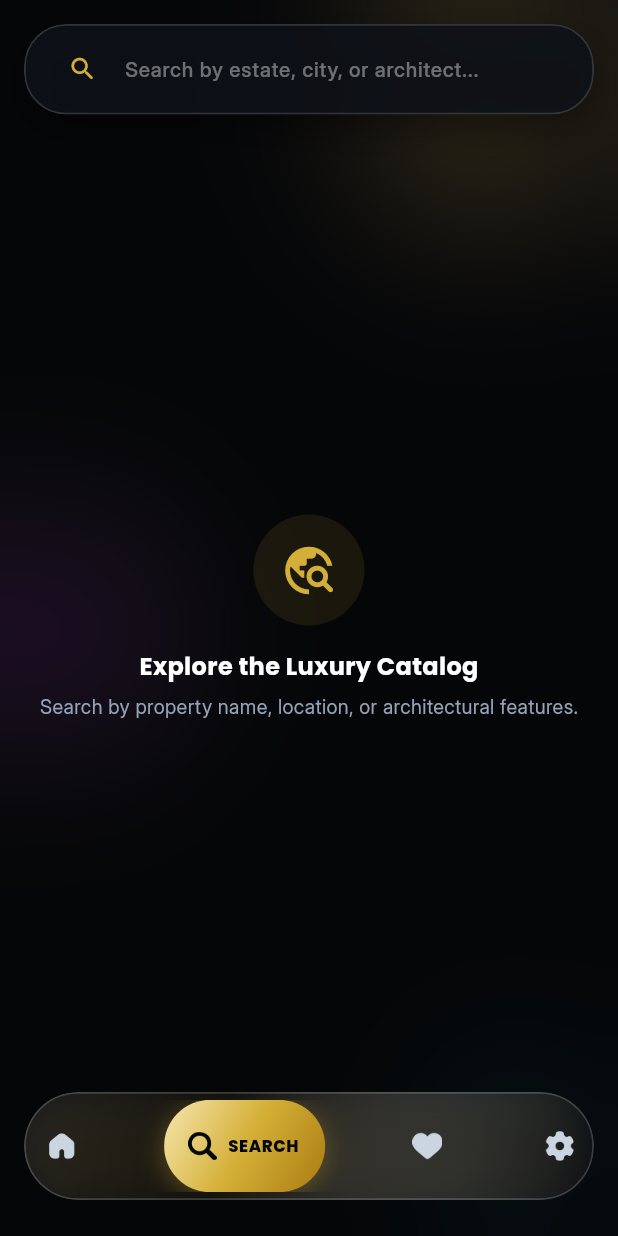
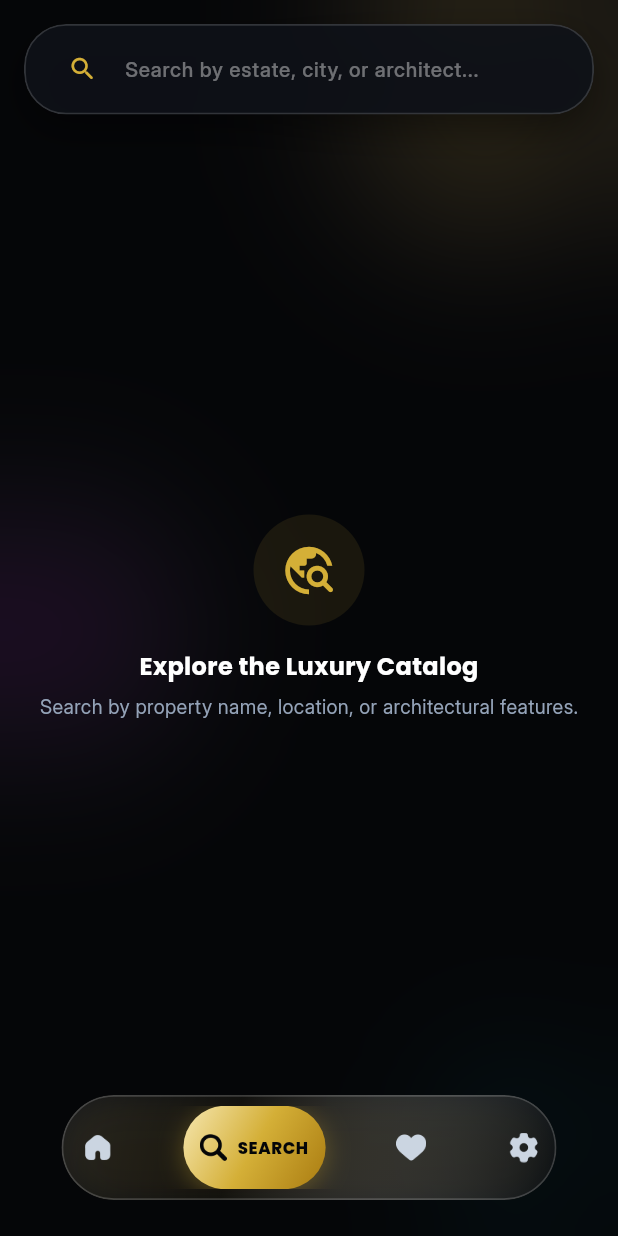
Before and after one commit to zactsm/vizare-android-app, a Flutter app: the HomeBuyerPage screen opened directly, swiped to page 2, on a phone screen of 412 x 824 dp. Run offline on Flutter 3.47's test engine with Material 3 defaults, Android fonts, the phone set to English and light mode, and no system bars; our stand-ins replace file_picker, flutter_dotenv, geocoding, google_fonts, google_maps_flutter, google_sign_in and 5 more; missing offline and left inert: dart:html, dart:js_interop, model_viewer_plus; accounts and stored records are empty; network calls fail.

Commit message:
style: update floating bottom navigation bar dimensions, layout constraints, and border radii

```diff
--- a/lib/pages/utils/floating_bottom_nav_bar.dart
+++ b/lib/pages/utils/floating_bottom_nav_bar.dart
@@ -124,41 +124,42 @@ class _FloatingBottomNavBarState extends State<FloatingBottomNavBar>
       'assets/images/white_settings_icon.png',
     ];
 
-    const double iconWidth = 19.0;
-    const double gapWidth = 7.0;
-    const double ovalPaddingH = 16.0;
+    const double iconWidth = 18.0;
+    const double gapWidth = 6.0;
+    const double ovalPaddingH = 11.0;
 
     final Map<int, double> textWidths = {};
     final Map<int, double> targetOvalWidths = {};
 
     for (int i = 0; i < labels.length; i++) {
-      final double tw = _getTextWidth(labels[i], labelStyle) + 2.0;
+      final double tw = _getTextWidth(labels[i], labelStyle) + 1.5;
       textWidths[i] = tw;
       targetOvalWidths[i] = iconWidth + gapWidth + tw + (2 * ovalPaddingH);
     }
 
-    final double maxBarWidth = screenWidth > 480 ? 480 : screenWidth;
-    final double barWidth = maxBarWidth - 32;
-    const double pillInset = 4.0;
-    final double innerWidth = barWidth - (2 * pillInset);
+    final double maxBarWidth = screenWidth > 400 ? 330 : (screenWidth - 48);
+    final double barWidth = maxBarWidth.clamp(280.0, 330.0);
+    const double pillInsetH = 5.0;
+    const double pillInsetV = 6.0;
+    final double innerWidth = barWidth - (2 * pillInsetH);
 
     // Dynamic space allocation:
     // When a tab is active (closeness = 1.0), it expands to its target active width.
     // Inactive tabs compress down to collapsedWidth, freeing up space for the active pill.
-    const double collapsedWidth = 40.0;
+    const double collapsedWidth = 36.0;
     final List<double> tabCloseness = [];
     final List<double> tabWidths = [];
 
     for (int i = 0; i < 4; i++) {
       final double c = (1.0 - (pageProgress - i).abs()).clamp(0.0, 1.0);
       tabCloseness.add(c);
-      final double targetW = targetOvalWidths[i] ?? 96.0;
+      final double targetW = targetOvalWidths[i] ?? 92.0;
       tabWidths.add(collapsedWidth + (targetW - collapsedWidth) * c);
     }
 
     final double totalTabWidths = tabWidths.reduce((a, b) => a + b);
     final double availableSpace = innerWidth - totalTabWidths;
-    final double dynamicGap = (availableSpace / 3.0).clamp(0.0, 60.0);
+    final double dynamicGap = (availableSpace / 3.0).clamp(0.0, 40.0);
 
     // Compute continuous left coordinates for each item
     final List<double> tabLefts = [];
@@ -294,15 +295,19 @@ class _FloatingBottomNavBarState extends State<FloatingBottomNavBar>
           bottom: 24,
         ),
         child: ClipRRect(
-          borderRadius: BorderRadius.circular(36),
+          borderRadius: BorderRadius.circular(35),
           child: BackdropFilter(
             filter: ImageFilter.blur(sigmaX: 30.0, sigmaY: 30.0),
             child: Container(
-              height: 72,
-              padding: const EdgeInsets.all(pillInset),
+              width: barWidth,
+              height: 70,
+              padding: const EdgeInsets.symmetric(
+                horizontal: pillInsetH,
+                vertical: pillInsetV,
+              ),
               decoration: BoxDecoration(
                 color: VizareColors.obsidianSurface.withValues(alpha: 0.72),
-                borderRadius: BorderRadius.circular(36),
+                borderRadius: BorderRadius.circular(35),
                 border: Border.all(
                   color: Colors.white.withValues(alpha: 0.18),
                   width: 1.2,
@@ -341,7 +346,7 @@ class _FloatingBottomNavBarState extends State<FloatingBottomNavBar>
                     child: Container(
                       decoration: BoxDecoration(
                         gradient: VizareColors.goldGradient,
-                        borderRadius: BorderRadius.circular(32),
+                        borderRadius: BorderRadius.circular(29),
                         boxShadow: [
                           BoxShadow(
                             color: VizareColors.champagneGold.withValues(alpha: 0.35),
```
